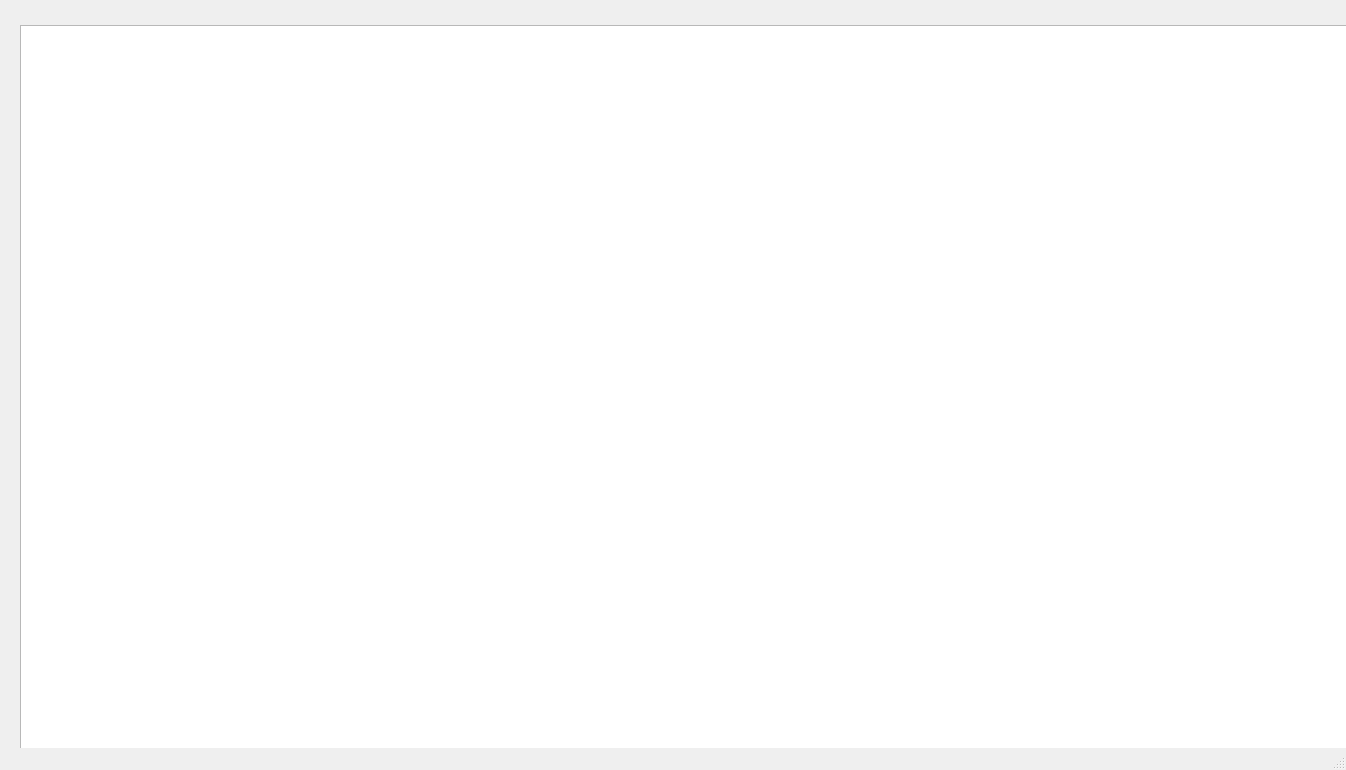
Juandiego88/ProyectoFinal-info2, file Pruebas/Prototipo_personaje/mainwindow.ui: the form before one commit.
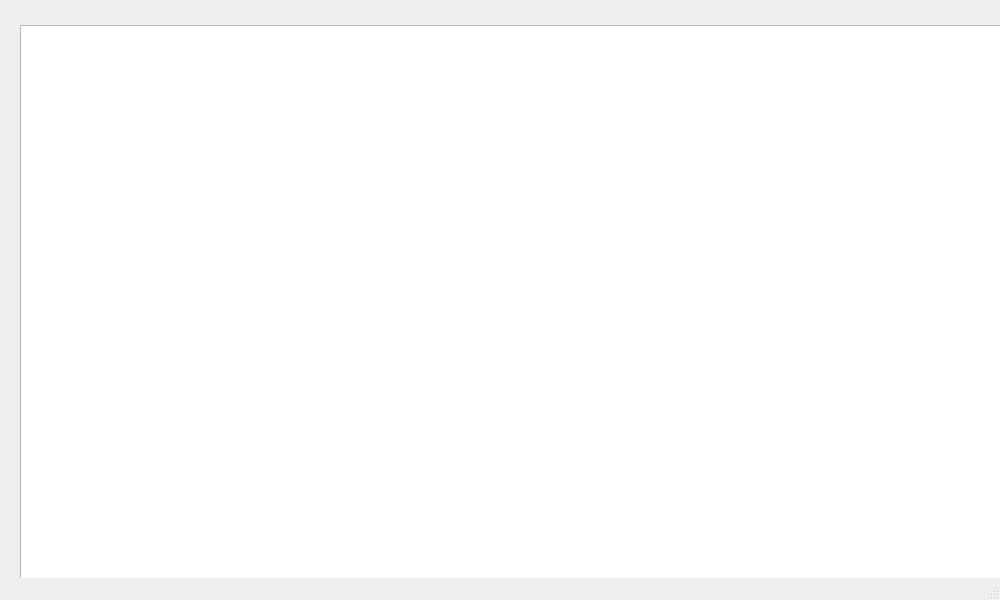
The form after the commit.

```diff
--- a/Pruebas/Prototipo_personaje/mainwindow.ui
+++ b/Pruebas/Prototipo_personaje/mainwindow.ui
@@ -6,8 +6,8 @@
    <rect>
     <x>0</x>
     <y>0</y>
-    <width>1346</width>
-    <height>770</height>
+    <width>1000</width>
+    <height>600</height>
    </rect>
   </property>
   <property name="windowTitle">
```
Left out of the diff: 4 changed lines with no effect on the pictures.
